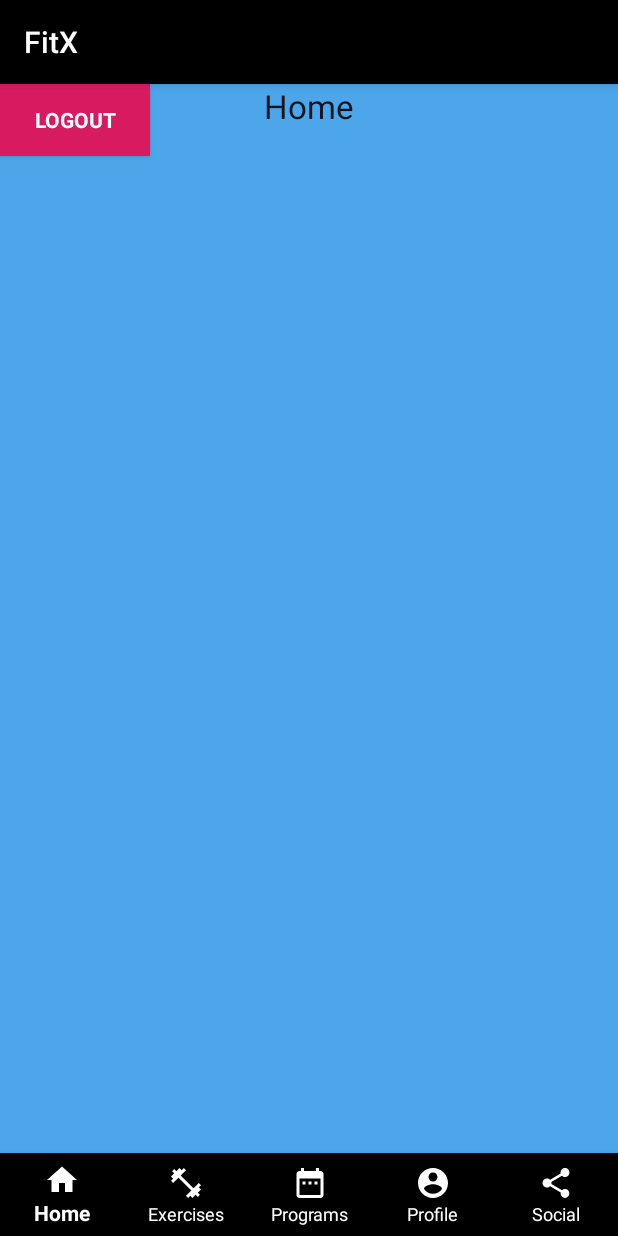
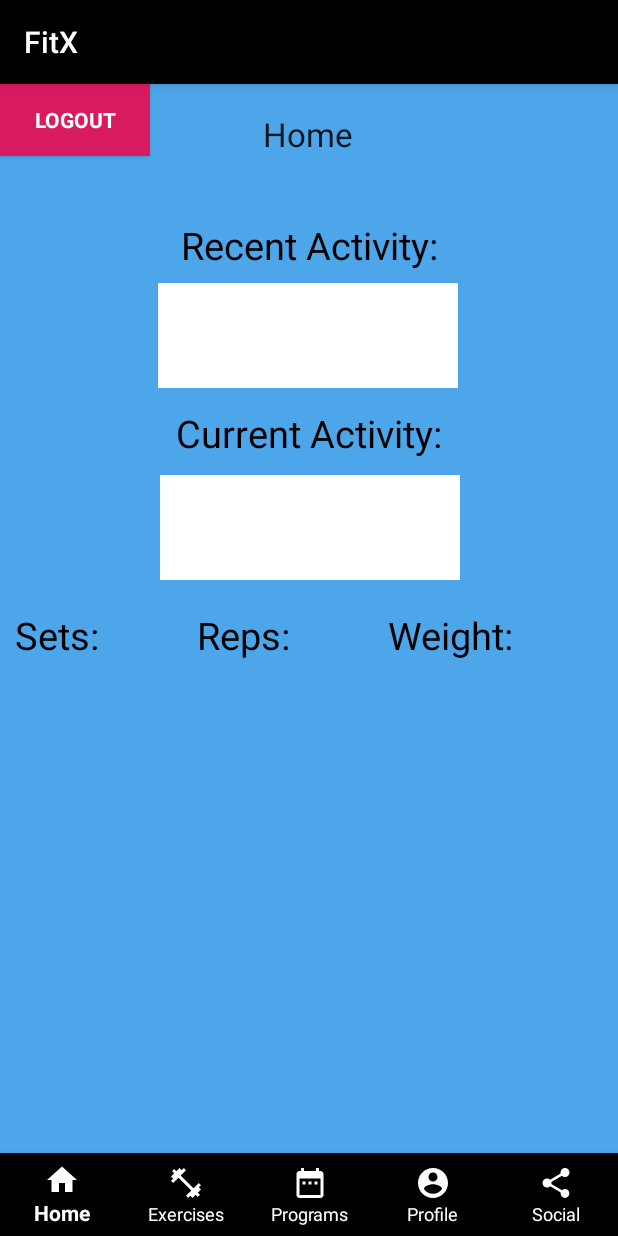
Before and after one commit to kunnu120/FitX, an Android app: the HomeFragment screen opened directly, with no data from a screen before it, on a phone screen of 412 x 824 dp. Run offline under Robolectric (Android 15) with nearby library versions, the phone set to English and light mode, and no system bars; our stand-ins replace Firebase (no records; nobody signed in at launch, a user with empty details on screens opened directly), Picasso.

Commit message:
Created home screen UI with sets, reps, weights, and recent/current activities

```diff
--- a/app/src/main/res/layout/fragment_home.xml
+++ b/app/src/main/res/layout/fragment_home.xml
@@ -1,9 +1,11 @@
 <?xml version="1.0" encoding="utf-8"?>
-<RelativeLayout xmlns:android="http://schemas.android.com/apk/res/android"
+<androidx.constraintlayout.widget.ConstraintLayout xmlns:android="http://schemas.android.com/apk/res/android"
+    xmlns:app="http://schemas.android.com/apk/res-auto"
+    xmlns:tools="http://schemas.android.com/tools"
+    android:id="@+id/constraintLayout"
     android:layout_width="match_parent"
-    android:orientation="vertical"
-    android:layout_height="match_parent">
-
+    android:layout_height="match_parent"
+    android:orientation="vertical">
 
     <TextView
         android:id="@+id/text_home"
@@ -11,9 +13,117 @@
         android:layout_height="wrap_content"
         android:layout_alignParentTop="true"
         android:layout_centerHorizontal="true"
-        android:layout_centerVertical="true"
-        android:text="Home"
-        android:textAppearance="@style/Base.TextAppearance.AppCompat.Large" />
+        android:text="@string/title_home"
+        android:textAppearance="@style/Base.TextAppearance.AppCompat.Large"
+        app:layout_constraintBottom_toBottomOf="parent"
+        app:layout_constraintEnd_toEndOf="parent"
+        app:layout_constraintHorizontal_bias="0.498"
+        app:layout_constraintStart_toStartOf="parent"
+        app:layout_constraintTop_toTopOf="parent"
+        app:layout_constraintVertical_bias="0.025" />
+
+    <ListView
+        android:id="@+id/recentList"
+        android:layout_width="200dp"
+        android:layout_height="70dp"
+        android:layout_marginStart="105dp"
+        android:layout_marginTop="8dp"
+        android:background="@color/colorPrimary"
+        app:layout_constraintBottom_toTopOf="@+id/currentLabel"
+        app:layout_constraintHorizontal_bias="0.075"
+        app:layout_constraintLeft_toLeftOf="parent"
+        app:layout_constraintRight_toRightOf="parent"
+        app:layout_constraintStart_toStartOf="parent"
+        app:layout_constraintTop_toBottomOf="@+id/recentLabel"
+        app:layout_constraintVertical_bias="0.0" />
+
+    <ListView
+        android:id="@+id/currentList"
+        android:layout_width="200dp"
+        android:layout_height="70dp"
+        android:layout_marginStart="105dp"
+        android:layout_marginEnd="105dp"
+        android:background="@color/colorPrimary"
+        app:layout_constraintBottom_toBottomOf="parent"
+        app:layout_constraintEnd_toEndOf="parent"
+        app:layout_constraintHorizontal_bias="1.0"
+        app:layout_constraintLeft_toLeftOf="parent"
+        app:layout_constraintRight_toRightOf="parent"
+        app:layout_constraintStart_toStartOf="parent"
+        app:layout_constraintTop_toBottomOf="@+id/currentLabel"
+        app:layout_constraintVertical_bias="0.024" />
+
+    <TextView
+        android:id="@+id/recentLabel"
+        android:layout_width="wrap_content"
+        android:layout_height="wrap_content"
+        android:layout_marginTop="90dp"
+        android:text="@string/recent_activity"
+        android:textColor="@android:color/black"
+        android:textSize="25sp"
+        app:layout_constraintLeft_toLeftOf="parent"
+        app:layout_constraintRight_toRightOf="parent"
+        app:layout_constraintTop_toTopOf="parent" />
+
+    <TextView
+        android:id="@+id/currentLabel"
+        android:layout_width="wrap_content"
+        android:layout_height="wrap_content"
+        android:layout_marginTop="215dp"
+        android:text="@string/current_activity"
+        android:textColor="@android:color/black"
+        android:textSize="25sp"
+        app:layout_constraintLeft_toLeftOf="parent"
+        app:layout_constraintRight_toRightOf="parent"
+        app:layout_constraintTop_toTopOf="parent" />
+
+    <TextView
+        android:id="@+id/sets"
+        android:layout_width="wrap_content"
+        android:layout_height="wrap_content"
+        android:layout_marginStart="10dp"
+        android:layout_marginTop="350dp"
+        android:text="@string/sets"
+        android:textColor="@android:color/black"
+        android:textSize="25sp"
+        app:layout_constraintBottom_toBottomOf="parent"
+        app:layout_constraintEnd_toEndOf="parent"
+        app:layout_constraintHorizontal_bias="0.0"
+        app:layout_constraintStart_toStartOf="parent"
+        app:layout_constraintTop_toTopOf="parent"
+        app:layout_constraintVertical_bias="0.0" />
+
+    <TextView
+        android:id="@+id/reps"
+        android:layout_width="wrap_content"
+        android:layout_height="wrap_content"
+        android:layout_marginStart="65dp"
+        android:layout_marginTop="350dp"
+        android:text="@string/reps"
+        android:textColor="@android:color/black"
+        android:textSize="25sp"
+        app:layout_constraintBottom_toBottomOf="@+id/sets"
+        app:layout_constraintEnd_toEndOf="parent"
+        app:layout_constraintHorizontal_bias="0.0"
+        app:layout_constraintStart_toEndOf="@+id/sets"
+        app:layout_constraintTop_toTopOf="parent"
+        app:layout_constraintVertical_bias="0.0" />
+
+    <TextView
+        android:id="@+id/weight"
+        android:layout_width="wrap_content"
+        android:layout_height="wrap_content"
+        android:layout_marginStart="65dp"
+        android:layout_marginTop="350dp"
+        android:text="@string/weight"
+        android:textColor="@android:color/black"
+        android:textSize="25sp"
+        app:layout_constraintBottom_toBottomOf="@+id/reps"
+        app:layout_constraintEnd_toEndOf="parent"
+        app:layout_constraintHorizontal_bias="0.0"
+        app:layout_constraintStart_toEndOf="@+id/reps"
+        app:layout_constraintTop_toTopOf="parent"
+        app:layout_constraintVertical_bias="0.0" />
 
     <Button
         android:id="@+id/logoutButton"
@@ -25,6 +135,8 @@
         android:background="@color/colorAccent"
         android:text="@string/logout"
         android:textColor="@android:color/white"
-        android:textStyle="bold" />
+        android:textStyle="bold"
+        app:layout_constraintStart_toStartOf="parent"
+        app:layout_constraintTop_toTopOf="parent" />
 
-</RelativeLayout>
+</androidx.constraintlayout.widget.ConstraintLayout>
--- a/app/src/main/res/layout/fragment_profile.xml
+++ b/app/src/main/res/layout/fragment_profile.xml
@@ -16,7 +16,7 @@
         android:layout_alignParentTop="true"
         android:layout_centerHorizontal="true"
         android:layout_centerVertical="true"
-        android:text="Profile"
+        android:text="@string/title_profile"
         android:textAppearance="@style/Base.TextAppearance.AppCompat.Large" />
 
     <ImageView
--- a/app/src/main/res/values/strings.xml
+++ b/app/src/main/res/values/strings.xml
@@ -74,4 +74,9 @@
     <string name="clear">Clear</string>
     <string name="open_camera">Open Camera</string>
     <string name="profile_pic" />
+    <string name="recent_activity">Recent Activity:</string>
+    <string name="current_activity">Current Activity:</string>
+    <string name="sets">Sets:</string>
+    <string name="reps">Reps:</string>
+    <string name="weight">Weight:</string>
 </resources>
```
